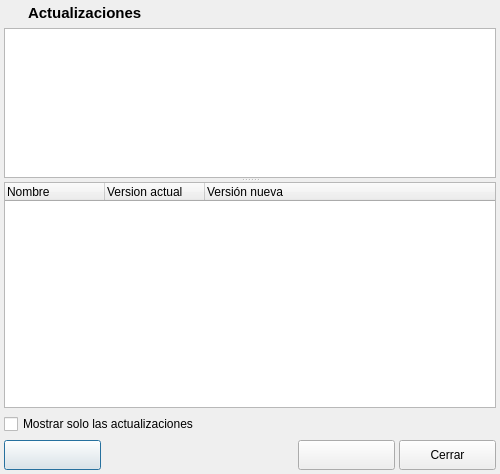
First picture: the form in ui/update.ui, repository Monthy/gr-lida, before the edit.
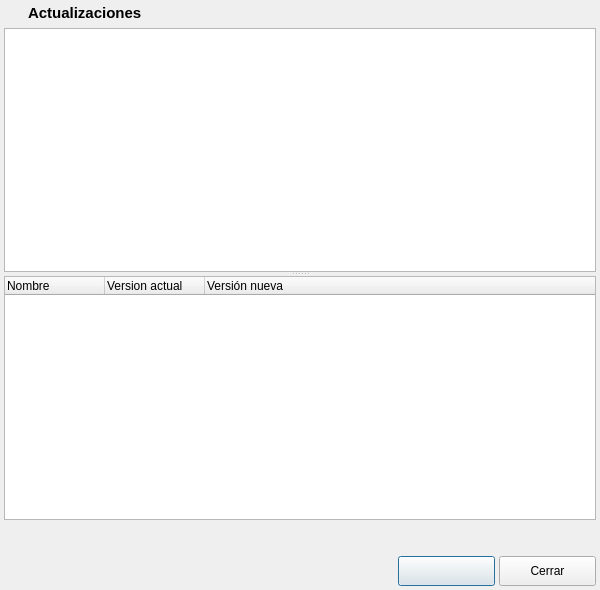
Second picture: the form after the edit. Icons and pictures are not drawn. Custom widgets are drawn as their Qt base class.

```diff
--- a/ui/update.ui
+++ b/ui/update.ui
@@ -6,8 +6,8 @@
    <rect>
     <x>0</x>
     <y>0</y>
-    <width>500</width>
-    <height>474</height>
+    <width>600</width>
+    <height>590</height>
    </rect>
   </property>
   <property name="minimumSize">
@@ -23,12 +23,21 @@
    <iconset resource="../res/gr-lida.qrc">
     <normaloff>:/img16/actualizar.png</normaloff>:/img16/actualizar.png</iconset>
   </property>
-  <layout class="QVBoxLayout" name="verticalLayout">
-   <property name="margin">
+  <layout class="QVBoxLayout" name="vLayout_main">
+   <property name="leftMargin">
+    <number>4</number>
+   </property>
+   <property name="topMargin">
+    <number>4</number>
+   </property>
+   <property name="rightMargin">
+    <number>4</number>
+   </property>
+   <property name="bottomMargin">
     <number>4</number>
    </property>
    <item>
-    <layout class="QHBoxLayout" name="horizontalLayout_2">
+    <layout class="QHBoxLayout" name="hLayout_label">
      <item>
       <widget class="QLabel" name="lb_update_ico">
        <property name="maximumSize">
@@ -60,32 +69,10 @@
    </item>
    <item>
     <widget class="QSplitter" name="splitter">
-     <property name="sizePolicy">
-      <sizepolicy hsizetype="Expanding" vsizetype="Expanding">
-       <horstretch>0</horstretch>
-       <verstretch>0</verstretch>
-      </sizepolicy>
-     </property>
      <property name="orientation">
       <enum>Qt::Vertical</enum>
      </property>
-     <widget class="QTextBrowser" name="txtInfoUpdate">
-      <property name="minimumSize">
-       <size>
-        <width>0</width>
-        <height>150</height>
-       </size>
-      </property>
-      <property name="maximumSize">
-       <size>
-        <width>16777215</width>
-        <height>150</height>
-       </size>
-      </property>
-      <property name="focusPolicy">
-       <enum>Qt::NoFocus</enum>
-      </property>
-     </widget>
+     <widget class="AnimatedTextBrowser" name="txtInfo"/>
      <widget class="QTreeWidget" name="twUpdates">
       <property name="uniformRowHeights">
        <bool>true</bool>
@@ -112,33 +99,45 @@
     </widget>
    </item>
    <item>
-    <widget class="QCheckBox" name="chkSoloUpdates">
-     <property name="text">
-      <string>Mostrar solo las actualizaciones</string>
+    <widget class="QWidget" name="wInfo" native="true">
+     <property name="sizePolicy">
+      <sizepolicy hsizetype="Expanding" vsizetype="Preferred">
+       <horstretch>0</horstretch>
+       <verstretch>0</verstretch>
+      </sizepolicy>
      </property>
+     <property name="minimumSize">
+      <size>
+       <width>200</width>
+       <height>24</height>
+      </size>
+     </property>
+     <layout class="QVBoxLayout" name="hLayout_wInfo">
+      <property name="spacing">
+       <number>0</number>
+      </property>
+      <property name="leftMargin">
+       <number>0</number>
+      </property>
+      <property name="topMargin">
+       <number>0</number>
+      </property>
+      <property name="rightMargin">
+       <number>0</number>
+      </property>
+      <property name="bottomMargin">
+       <number>0</number>
+      </property>
+     </layout>
     </widget>
    </item>
    <item>
-    <layout class="QHBoxLayout" name="horizontalLayout">
+    <layout class="QHBoxLayout" name="hLayout_button">
      <property name="spacing">
       <number>4</number>
      </property>
      <item>
-      <widget class="QPushButton" name="btnCheckUpdate">
-       <property name="minimumSize">
-        <size>
-         <width>97</width>
-         <height>30</height>
-        </size>
-       </property>
-       <property name="icon">
-        <iconset resource="../res/gr-lida.qrc">
-         <normaloff>:/img16/actualizar.png</normaloff>:/img16/actualizar.png</iconset>
-       </property>
-      </widget>
-     </item>
-     <item>
-      <spacer name="horizontalSpacer">
+      <spacer name="hSpacer">
        <property name="orientation">
         <enum>Qt::Horizontal</enum>
        </property>
@@ -191,6 +190,14 @@
    </item>
   </layout>
  </widget>
+ <customwidgets>
+  <customwidget>
+   <class>AnimatedTextBrowser</class>
+   <extends>QTextBrowser</extends>
+   <header>animatedtextbrowser.h</header>
+   <container>1</container>
+  </customwidget>
+ </customwidgets>
  <tabstops>
   <tabstop>twUpdates</tabstop>
   <tabstop>chkSoloUpdates</tabstop>
```
Left out of the diff: 2 changed lines with no effect on the pictures.
